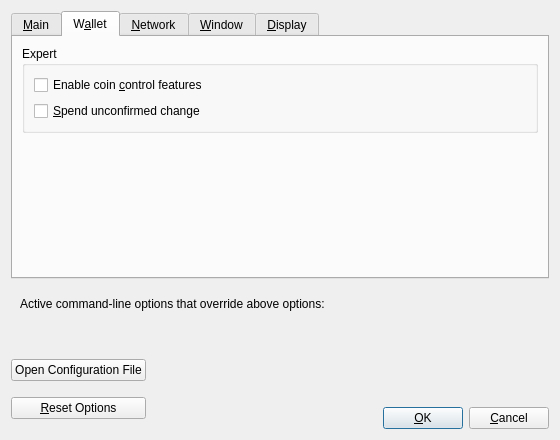
Old version of the form src/qt/forms/optionsdialog.ui in the repository Cryptominer937/dorkcoin-1.
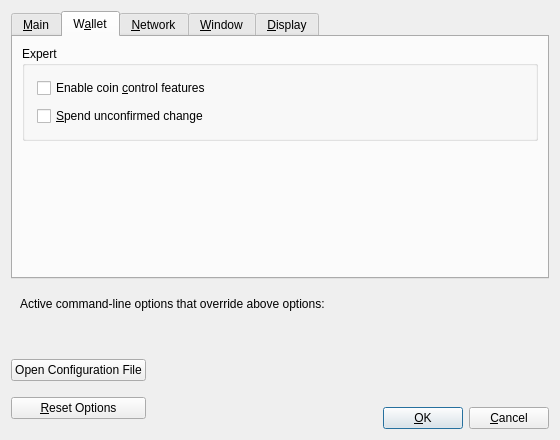
New version of the form. The open tabs and pages were chosen to show the change. Custom widgets are drawn as their Qt base class.

```diff
--- a/src/qt/forms/optionsdialog.ui
+++ b/src/qt/forms/optionsdialog.ui
@@ -143,6 +143,12 @@
           <string>Expert</string>
          </property>
          <layout class="QVBoxLayout" name="verticalLayout_2">
+           <property name="spacing">
+            <number>8</number>
+           </property>
+           <property name="margin">
+            <number>12</number>
+           </property>
           <item>
            <widget class="QCheckBox" name="coinControlFeatures">
             <property name="toolTip">
```
Lines whose indentation alone changed are shown as unchanged.
